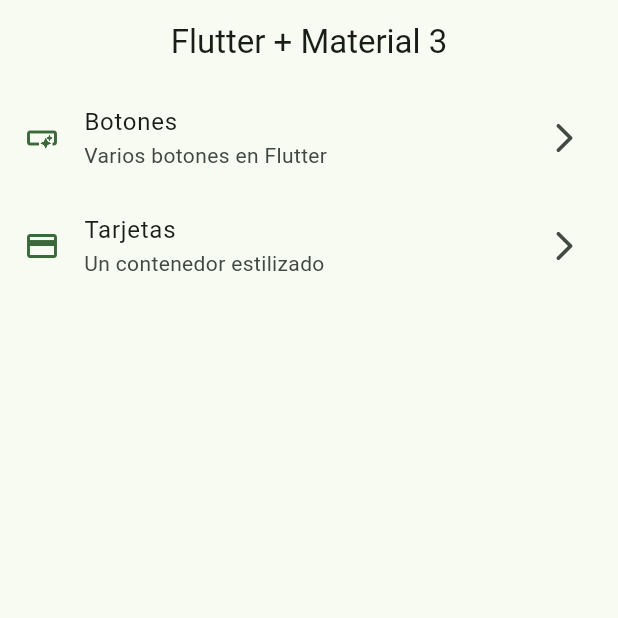
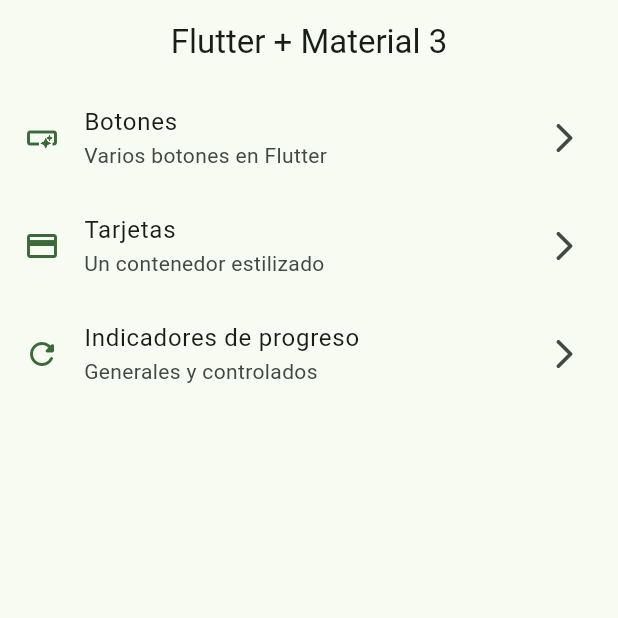
Before and after one commit to lucasgil1804/app_flutter_widgets, a Flutter app: the screen it shows after launch, on a phone screen of 412 x 824 dp, the top half of it. Run offline on Flutter 3.47's test engine with Material 3 defaults, Android fonts, the phone set to English and light mode, and no system bars; our stand-ins replace go_router.

Commit message:
Progress indicators terminados

```diff
--- a/lib/config/menu/menu_items.dart
+++ b/lib/config/menu/menu_items.dart
@@ -24,4 +24,9 @@ const appMenuItems = <MenuItems>[
       subTitle: 'Un contenedor estilizado',
       link: '/cards',
       icon: Icons.credit_card),
+  MenuItems(
+      title: 'Indicadores de progreso',
+      subTitle: 'Generales y controlados',
+      link: '/progress',
+      icon: Icons.refresh_rounded),
 ];
--- a/lib/config/router/app_router.dart
+++ b/lib/config/router/app_router.dart
@@ -17,5 +17,9 @@ final appRouter = GoRouter(
       path: '/cards',
       builder: (context, state) => CardsScreen(),
     ),
+    GoRoute(
+      path: '/progress',
+      builder: (context, state) => ProgressScreen(),
+    ),
   ],
 );
```
Also changed, not shown: lib/presentation/screens/progress/progress_screen.dart (+76 -1 lines).
